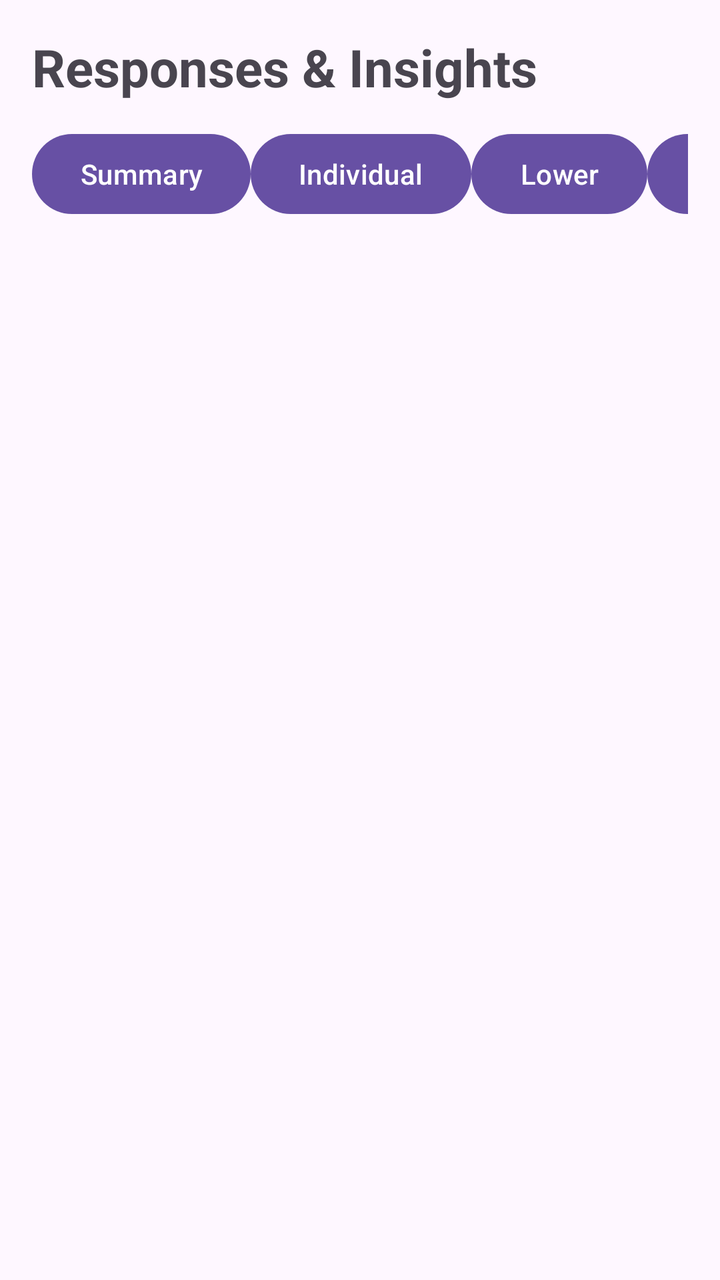
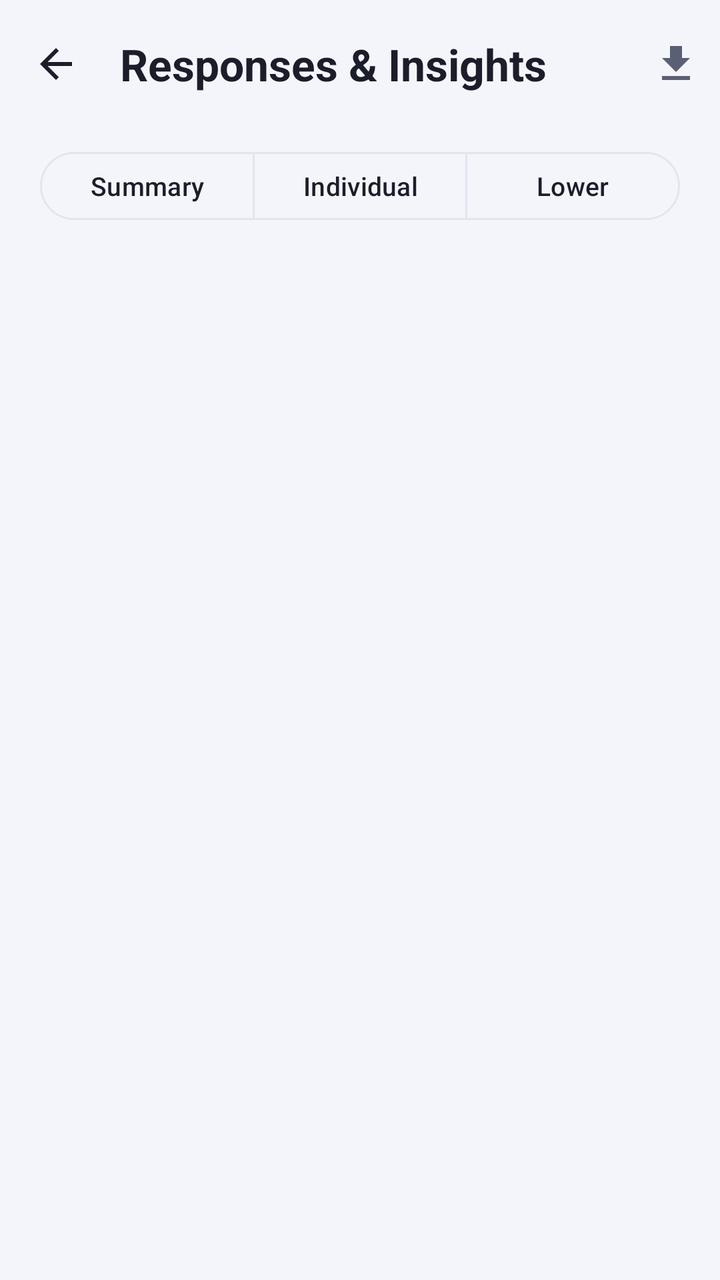

Compare the two renders of this Android layout. The source of the first and the diff that turns it into the second are given below.
<!-- AndroidManifest.xml: application theme Theme.FeedbackManagement -->
<!-- res/layout/activity_responses.xml -->
<?xml version="1.0" encoding="utf-8"?>
<LinearLayout
    xmlns:android="http://schemas.android.com/apk/res/android"
    android:layout_width="match_parent"
    android:layout_height="match_parent"
    android:orientation="vertical"
    android:padding="16dp">

    <TextView
        android:layout_width="wrap_content"
        android:layout_height="wrap_content"
        android:text="Responses &amp; Insights"
        android:textSize="26sp"
        android:textStyle="bold"
        android:layout_marginBottom="12dp" />

    <LinearLayout
        android:layout_width="match_parent"
        android:layout_height="wrap_content"
        android:orientation="horizontal">

        <Button
            android:id="@+id/summaryButton"
            android:layout_width="0dp"
            android:layout_height="wrap_content"
            android:layout_weight="1"
            android:text="Summary" />

        <Button
            android:id="@+id/individualButton"
            android:layout_width="0dp"
            android:layout_height="wrap_content"
            android:layout_weight="1"
            android:text="Individual" />

        <Button
            android:id="@+id/lowerFeedbackButton"
            android:layout_width="0dp"
            android:layout_height="wrap_content"
            android:layout_weight="1"
            android:text="Lower" />

        <Button
            android:id="@+id/exportButton"
            android:layout_width="match_parent"
            android:layout_height="wrap_content"
            android:text="Export and Share CSV" />

    </LinearLayout>

    <ProgressBar
        android:id="@+id/responsesProgressBar"
        android:layout_width="wrap_content"
        android:layout_height="wrap_content"
        android:layout_gravity="center"
        android:visibility="gone" />

    <TextView
        android:id="@+id/responsesStatusText"
        android:layout_width="match_parent"
        android:layout_height="wrap_content"
        android:padding="8dp" />

    <ScrollView
        android:layout_width="match_parent"
        android:layout_height="0dp"
        android:layout_weight="1">

        <LinearLayout
            android:id="@+id/responsesContainer"
            android:layout_width="match_parent"
            android:layout_height="wrap_content"
            android:orientation="vertical" />

    </ScrollView>

</LinearLayout>
<!-- resources referenced by this layout -->
<resources>
  <style name="Base.Theme.FeedbackManagement" parent="Theme.Material3.DayNight.NoActionBar">
          
          
      </style>
  <!-- unchanged entries left out for length: 1 -->
</resources>

<!-- the commit's change to res/layout/activity_responses.xml (unified diff, before → after) -->
@@ -1,65 +1,89 @@
 <?xml version="1.0" encoding="utf-8"?>
 <LinearLayout
     xmlns:android="http://schemas.android.com/apk/res/android"
+    xmlns:app="http://schemas.android.com/apk/res-auto"
     android:layout_width="match_parent"
     android:layout_height="match_parent"
     android:orientation="vertical"
-    android:padding="16dp">
+    android:background="@color/neutral_background">
 
-    <TextView
-        android:layout_width="wrap_content"
-        android:layout_height="wrap_content"
-        android:text="Responses &amp; Insights"
-        android:textSize="26sp"
-        android:textStyle="bold"
-        android:layout_marginBottom="12dp" />
+    <com.google.android.material.appbar.MaterialToolbar
+        android:id="@+id/toolbar"
+        android:layout_width="match_parent"
+        android:layout_height="?attr/actionBarSize"
+        app:navigationIcon="@drawable/ic_arrow_back"
+        app:navigationIconTint="@color/text_primary"
+        app:title="Responses &amp; Insights"
+        app:titleTextAppearance="@style/TextAppearance.Feedback.ToolbarTitle">
 
-    <LinearLayout
+        <ImageButton
+            android:id="@+id/exportButton"
+            android:layout_width="44dp"
+            android:layout_height="44dp"
+            android:layout_gravity="end|center_vertical"
+            android:background="?attr/selectableItemBackgroundBorderless"
+            android:src="@drawable/ic_download"
+            app:tint="@color/text_secondary"
+            android:contentDescription="Export CSV" />
+    </com.google.android.material.appbar.MaterialToolbar>
+
+    <com.google.android.material.button.MaterialButtonToggleGroup
+        android:id="@+id/tabGroup"
         android:layout_width="match_parent"
         android:layout_height="wrap_content"
-        android:orientation="horizontal">
+        android:layout_marginHorizontal="20dp"
+        android:layout_marginTop="8dp"
+        app:selectionRequired="true"
+        app:singleSelection="true">
 
-        <Button
+        <com.google.android.material.button.MaterialButton
             android:id="@+id/summaryButton"
+            style="@style/Widget.Material3.Button.OutlinedButton"
             android:layout_width="0dp"
-            android:layout_height="wrap_content"
+            android:layout_height="42dp"
             android:layout_weight="1"
+            android:textAllCaps="false"
+            android:textSize="13sp"
             android:text="Summary" />
 
-        <Button
+        <com.google.android.material.button.MaterialButton
             android:id="@+id/individualButton"
+            style="@style/Widget.Material3.Button.OutlinedButton"
             android:layout_width="0dp"
-            android:layout_height="wrap_content"
+            android:layout_height="42dp"
             android:layout_weight="1"
+            android:textAllCaps="false"
+            android:textSize="13sp"
             android:text="Individual" />
 
-        <Button
+        <com.google.android.material.button.MaterialButton
             android:id="@+id/lowerFeedbackButton"
+            style="@style/Widget.Material3.Button.OutlinedButton"
             android:layout_width="0dp"
-            android:layout_height="wrap_content"
+            android:layout_height="42dp"
             android:layout_weight="1"
+            android:textAllCaps="false"
+            android:textSize="13sp"
             android:text="Lower" />
 
-        <Button
-            android:id="@+id/exportButton"
-            android:layout_width="match_parent"
-            android:layout_height="wrap_content"
-            android:text="Export and Share CSV" />
-
-    </LinearLayout>
+    </com.google.android.material.button.MaterialButtonToggleGroup>
 
     <ProgressBar
         android:id="@+id/responsesProgressBar"
         android:layout_width="wrap_content"
         android:layout_height="wrap_content"
         android:layout_gravity="center"
+        android:layout_marginTop="14dp"
         android:visibility="gone" />
 
     <TextView
         android:id="@+id/responsesStatusText"
         android:layout_width="match_parent"
         android:layout_height="wrap_content"
-        android:padding="8dp" />
+        android:paddingHorizontal="20dp"
+        android:paddingTop="8dp"
+        android:gravity="center"
+        android:textAppearance="@style/TextAppearance.Feedback.Body" />
 
     <ScrollView
         android:layout_width="match_parent"
@@ -70,7 +94,10 @@
             android:id="@+id/responsesContainer"
             android:layout_width="match_parent"
             android:layout_height="wrap_content"
-            android:orientation="vertical" />
+            android:orientation="vertical"
+            android:paddingHorizontal="20dp"
+            android:paddingTop="8dp"
+            android:paddingBottom="24dp" />
 
     </ScrollView>
 
<!-- resource entries referenced after the edit -->
@@ -1,9 +1,106 @@
 <!-- resources referenced by this layout -->
 <resources>
+  <color name="neutral_background">#F4F5FB</color>
+  <color name="text_primary">#1B1D2A</color>
+  <color name="text_secondary">#5B5F73</color>
+  <!-- drawable ic_arrow_back (drawable) -->
+  <?xml version="1.0" encoding="utf-8"?>
+  <vector xmlns:android="http://schemas.android.com/apk/res/android"
+      android:width="24dp"
+      android:height="24dp"
+      android:viewportWidth="24"
+      android:viewportHeight="24"
+      android:tint="?attr/colorControlNormal">
+      <path
+          android:fillColor="@android:color/white"
+          android:pathData="M20,11H7.83l5.59,-5.59L12,4l-8,8 8,8 1.41,-1.41L7.83,13H20v-2z"/>
+  </vector>
+  <!-- drawable ic_download (drawable) -->
+  <?xml version="1.0" encoding="utf-8"?>
+  <vector xmlns:android="http://schemas.android.com/apk/res/android"
+      android:width="24dp"
+      android:height="24dp"
+      android:viewportWidth="24"
+      android:viewportHeight="24"
+      android:tint="?attr/colorControlNormal">
+      <path
+          android:fillColor="@android:color/white"
+          android:pathData="M19,9h-4V3H9v6H5l7,7 7,-7zM5,18v2h14v-2H5z"/>
+  </vector>
+  <style name="TextAppearance.Feedback.Body" parent="TextAppearance.Material3.BodyMedium">
+          <item name="android:textColor">@color/text_secondary</item>
+      </style>
+  <style name="TextAppearance.Feedback.ToolbarTitle" parent="TextAppearance.Material3.TitleLarge">
+          <item name="android:textColor">@color/text_primary</item>
+          <item name="android:textStyle">bold</item>
+      </style>
   <style name="Base.Theme.FeedbackManagement" parent="Theme.Material3.DayNight.NoActionBar">
-          
-          
+          <item name="colorPrimary">@color/brand_primary</item>
+          <item name="colorOnPrimary">@color/text_on_primary</item>
+          <item name="colorPrimaryContainer">@color/brand_primary_container</item>
+          <item name="colorOnPrimaryContainer">@color/brand_on_primary_container</item>
+  
+          <item name="colorSecondary">@color/brand_accent</item>
+          <item name="colorOnSecondary">@color/text_on_primary</item>
+  
+          <item name="colorError">@color/semantic_error</item>
+  
+          <item name="android:colorBackground">@color/neutral_background</item>
+          <item name="colorSurface">@color/neutral_surface</item>
+          <item name="colorOnSurface">@color/text_primary</item>
+          <item name="colorOnSurfaceVariant">@color/text_secondary</item>
+          <item name="colorOutline">@color/neutral_outline</item>
+          <item name="colorOutlineVariant">@color/neutral_outline</item>
+          <item name="colorSurfaceVariant">@color/neutral_surface_alt</item>
+  
+          <item name="android:statusBarColor">@color/neutral_background</item>
+          <item name="android:windowLightStatusBar">true</item>
+          <item name="android:navigationBarColor">@color/neutral_background</item>
+  
+          <item name="materialCardViewStyle">@style/Widget.Feedback.CardView</item>
+          <item name="materialButtonStyle">@style/Widget.Feedback.Button</item>
+          <item name="toolbarStyle">@style/Widget.Feedback.Toolbar</item>
+          <item name="textInputStyle">@style/Widget.Feedback.TextInputLayout</item>
       </style>
+  <color name="brand_primary">#4338CA</color>
+  <color name="text_on_primary">#FFFFFFFF</color>
+  <color name="brand_primary_container">#E0E4FF</color>
+  <color name="brand_on_primary_container">#1E1B4B</color>
+  <color name="brand_accent">#7C3AED</color>
+  <color name="semantic_error">#B91C1C</color>
+  <color name="neutral_surface">#FFFFFFFF</color>
+  <color name="neutral_outline">#E2E4F0</color>
+  <color name="neutral_surface_alt">#F0F1F8</color>
+  <style name="Widget.Feedback.CardView" parent="Widget.Material3.CardView.Elevated">
+          <item name="cardCornerRadius">@dimen/card_corner_radius</item>
+          <item name="cardElevation">@dimen/card_elevation</item>
+          <item name="strokeColor">@color/neutral_outline</item>
+          <item name="strokeWidth">1dp</item>
+          <item name="cardBackgroundColor">@color/neutral_surface</item>
+      </style>
+  <style name="Widget.Feedback.Button" parent="Widget.Material3.Button">
+          <item name="cornerRadius">12dp</item>
+          <item name="android:minHeight">48dp</item>
+          <item name="android:paddingStart">20dp</item>
+          <item name="android:paddingEnd">20dp</item>
+          <item name="android:textAllCaps">false</item>
+          <item name="android:textSize">15sp</item>
+      </style>
+  <style name="Widget.Feedback.Toolbar" parent="Widget.Material3.Toolbar">
+          <item name="titleTextAppearance">@style/TextAppearance.Feedback.ToolbarTitle</item>
+          <item name="android:background">@color/neutral_background</item>
+          <item name="contentInsetStart">4dp</item>
+      </style>
+  <style name="Widget.Feedback.TextInputLayout" parent="Widget.Material3.TextInputLayout.OutlinedBox">
+          <item name="boxCornerRadiusTopStart">12dp</item>
+          <item name="boxCornerRadiusTopEnd">12dp</item>
+          <item name="boxCornerRadiusBottomStart">12dp</item>
+          <item name="boxCornerRadiusBottomEnd">12dp</item>
+          <item name="boxStrokeColor">@color/brand_primary</item>
+          <item name="hintTextColor">@color/brand_primary</item>
+      </style>
+  <dimen name="card_corner_radius">16dp</dimen>
+  <dimen name="card_elevation">1dp</dimen>
   <!-- unchanged entries left out for length: 1 -->
 </resources>
 
